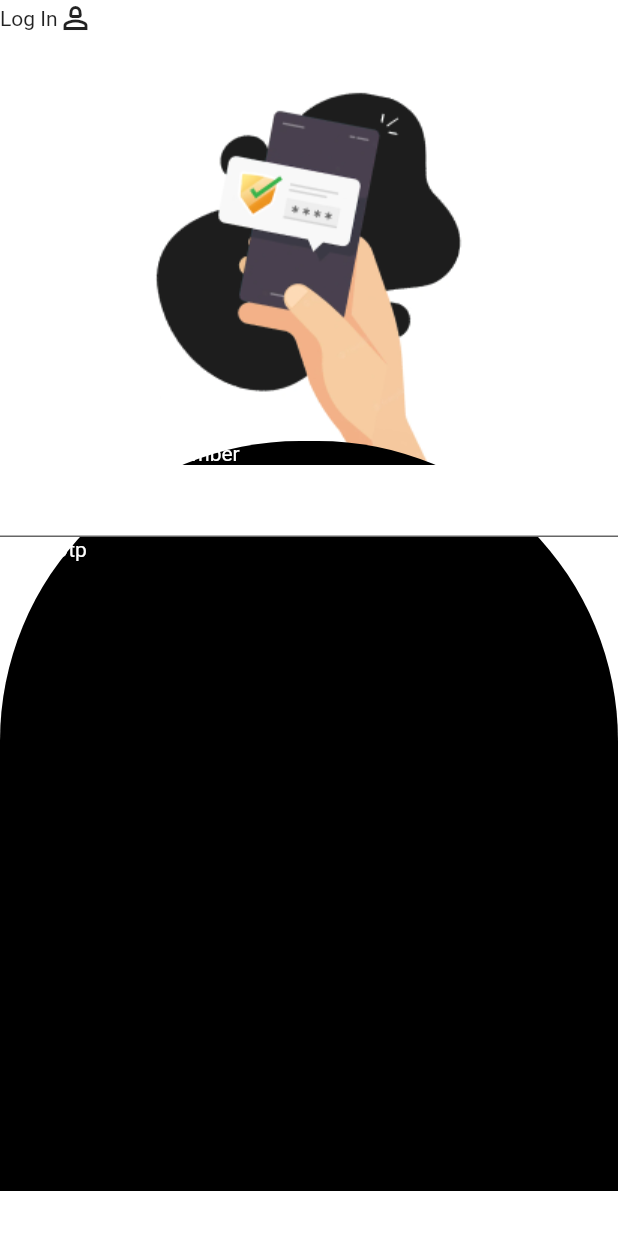
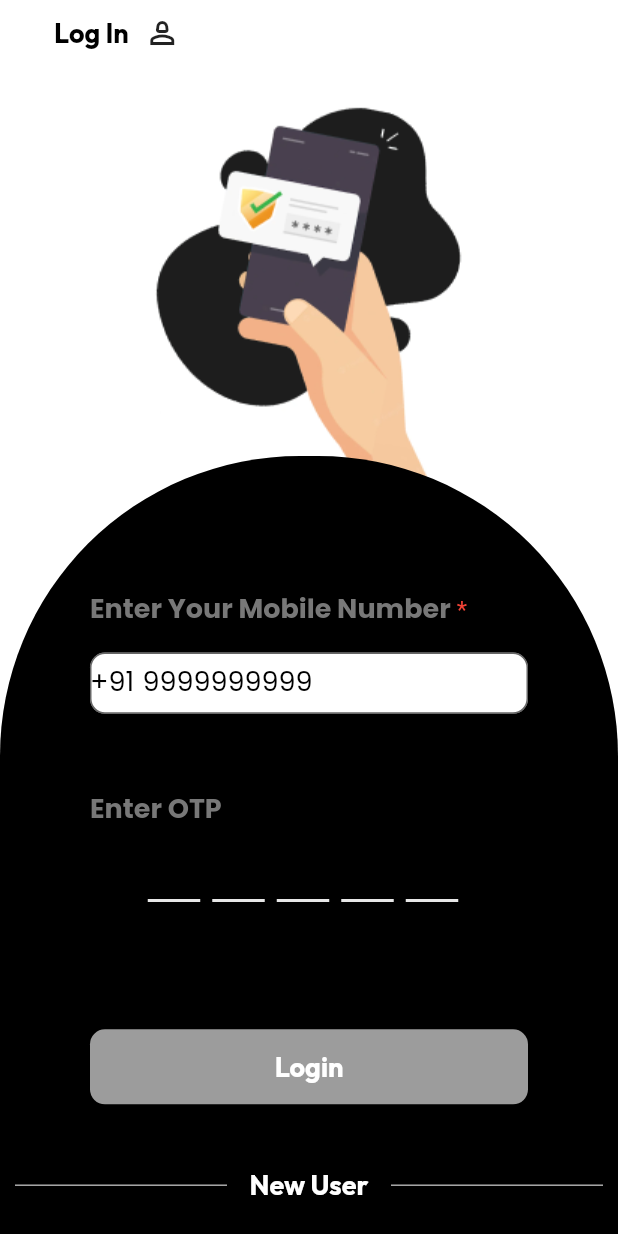
Before and after one commit to Shubhang001/Justifi_, a Flutter app: the LoginScreen screen opened directly, on a phone screen of 412 x 824 dp. Run offline on Flutter 3.47's test engine with Material 2 defaults, Android fonts, the phone set to English and light mode, and no system bars; drawn by our look-alikes of flutter_otp_text_field; our stand-ins replace google_fonts.

Commit message:
loginpage and textfield validation

```diff
--- a/lib/presentation/screens/login_screen.dart
+++ b/lib/presentation/screens/login_screen.dart
@@ -1,58 +1,122 @@
 import 'package:flutter/material.dart';
+import 'package:jusitfi_admin/presentation/screens/main_page.dart';
+import 'package:jusitfi_admin/presentation/screens/signup_screen.dart';
+import 'package:jusitfi_admin/presentation/widgets/mobilenumberfield.dart';
+import 'package:jusitfi_admin/presentation/widgets/text_with_line.dart';
+import 'package:jusitfi_admin/utils/constants/textstyles.dart';
+import 'package:flutter_otp_text_field/flutter_otp_text_field.dart';
+import '../../utils/constants/colors.dart';
+import '../widgets/big_button.dart';
 
-class LoginScreen extends StatelessWidget {
+class LoginScreen extends StatefulWidget {
   const LoginScreen({super.key});
 
   @override
+  State<LoginScreen> createState() => _LoginScreenState();
+}
+
+class _LoginScreenState extends State<LoginScreen> {
+  bool validate = false;
+  TextEditingController mobileNumber = TextEditingController();
+   bool checkValidation(){
+        setState(() {
+      mobileNumber.text.isEmpty || mobileNumber.text.length != 10 ? validate = true : validate = false;
+    });
+    return validate;
+   }
+
+
+  @override
   Widget build(BuildContext context) {
+
+
     return Scaffold(
+      backgroundColor: Colors.white,
       body: SafeArea(
+        child: SingleChildScrollView(
+          // physics: BouncingScrollPhysics(),
           child: Column(
             children: [
-            Row(
+              Padding(
+                padding: const EdgeInsets.only(top: 10.0, left: 36),
+                child: Row(
                   children: [
-                const Text('Log In'),
+                    Text(
+                      'Log In   ',
+                      style: kpageTitleBlack,
+                    ),
                     const Icon(Icons.person_2_outlined)
                   ],
                 ),
+              ),
               Container(
                 transform: Matrix4.translationValues(0.0, 15.0, 0.0),
-                child: Image.asset('assets/images/login.png')),
-            Expanded(
-                child: ListView(children: [
-              Stack(children: [
-                Container(
-                  height: 500,
-                  decoration: const BoxDecoration(
-                    borderRadius: BorderRadius.only(
-                        topRight: Radius.circular(200.0),
-                        topLeft: Radius.circular(200.0)),
-                    color: Colors.black,
+                child: Image.asset(
+                  'assets/images/login.png',
                 ),
               ),
-                Column(
-                  mainAxisAlignment: MainAxisAlignment.center,
+              Container(
+                height: 600,
+                width: double.infinity,
+                decoration: const BoxDecoration(
+                    color: Colors.black,
+                    borderRadius: BorderRadius.only(
+                        topLeft: Radius.circular(200),
+                        topRight: Radius.circular(200))),
+                child: Column(
+                  mainAxisAlignment: MainAxisAlignment.spaceBetween,
+                  children: [
+                    Padding(
+                      padding: const EdgeInsets.fromLTRB(60, 80, 60, 0),
+                      child: MobileInputTextField(
+                        validate: validate ,
+                          title: 'Enter Your Mobile Number',
+                          txtController: mobileNumber),
+                    ),
+                    Padding(
+                      padding: const EdgeInsets.fromLTRB(60, 0, 60, 0),
+                      child: Column(
                         crossAxisAlignment: CrossAxisAlignment.start,
-                  // ignore: prefer_const_literals_to_create_immutables
                         children: [
-                    const Text(
-                      'Enter your mobile number',
-                      style: TextStyle(color: Colors.white),
+                          Text(
+                            'Enter OTP',
+                            style: ktextFieldMainTitle,
                           ),
-                    const TextField(
-                      style: TextStyle(color: Colors.red),
-                      decoration: InputDecoration(
-                          fillColor: Colors.white, filled: true),
+                          OtpTextField(
+                            textStyle: kotp,
+                            fieldWidth: 35,
+                            decoration:
+                                const InputDecoration(fillColor: Colors.white),
+                            numberOfFields: 5,
+                            showFieldAsBox: false,
+                            onSubmit: (String verificationCode) {},
                           ),
-                    const Text(
-                      'Enter Otp',
-                      style: TextStyle(color: Colors.white),
-                    )
                         ],
                       ),
-              ]),
-            ]))
+                    ),
+                    const SizedBox(
+                      height: 20,
+                    ),
+                    Padding(
+                      padding: const EdgeInsets.fromLTRB(60, 20, 60, 20),
+                      child: CustomButton(
+                        function: checkValidation,
+                        removescreens: true,
+                        nextPage: const MainPage(),
+                        buttonColor: kmainButtonColor,
+                        text: 'Login',
+                      ),
+                    ),
+                    const TextWithLine(label: 'New User', height: 1),
+                    Padding(
+                      padding: const EdgeInsets.fromLTRB(60, 20, 60, 20),
+                      child: CustomButton(removescreens: false, nextPage: SignupScreen(), buttonColor: kbuttonColor, text: 'Sign Up',width: 150,height: 40,)
+                    ),
                   ],
+                ),
+              ),
+            ],
+          ),
         ),
       ),
     );
--- /dev/null
+++ b/lib/presentation/widgets/big_button.dart
@@ -0,0 +1,57 @@
+import 'package:flutter/material.dart';
+
+import '../../utils/constants/textstyles.dart';
+
+class CustomButton extends StatefulWidget {
+  const CustomButton(
+      {super.key,
+      required this.removescreens,
+      required this.nextPage,
+      required this.buttonColor,
+      required this.text,
+      this.function = dummy,
+      this.width,
+      this.height});
+  final bool removescreens;
+  final Widget nextPage;
+  final String text;
+  final Color buttonColor;
+  final double? width;
+  final double? height;
+  final Function function;
+
+  static void dummy() {}
+
+  @override
+  State<CustomButton> createState() => _CustomButtonState();
+}
+
+class _CustomButtonState extends State<CustomButton> {
+  @override
+  Widget build(BuildContext context) {
+    return InkWell(
+      onTap: () {
+        var status = widget.function();
+        if (status == false || status == null) {
+          widget.removescreens
+              ? Navigator.of(context).pushAndRemoveUntil(
+                  MaterialPageRoute(builder: (context) => widget.nextPage),
+                  (Route<dynamic> route) => false)
+              : Navigator.of(context).push(
+                  MaterialPageRoute(builder: (context) => widget.nextPage));
+        }
+      },
+      child: Container(
+        height: widget.height ?? 50,
+        width: widget.width ?? double.infinity,
+        decoration: BoxDecoration(
+            color: widget.buttonColor, borderRadius: BorderRadius.circular(10)),
+        child: Center(
+            child: Text(
+          widget.text,
+          style: kpageTitle,
+        )),
+      ),
+    );
+  }
+}
--- a/lib/presentation/widgets/drop_down.dart
+++ b/lib/presentation/widgets/drop_down.dart
@@ -6,7 +6,7 @@ class AppDropdownInput<T> extends StatelessWidget {
   final String Function(T) getLabel;
   final void Function(T?) onChanged;
 
-  AppDropdownInput({
+  const AppDropdownInput({super.key,
     this.options = const [],
     required this.getLabel,
     required this.value,
@@ -22,7 +22,7 @@ class AppDropdownInput<T> extends StatelessWidget {
             filled: true,
             fillColor: Colors.white,
             contentPadding:
-                EdgeInsets.symmetric(horizontal: 20.0, vertical: 15.0),
+                const EdgeInsets.symmetric(horizontal: 20.0, vertical: 15.0),
             border:
                 OutlineInputBorder(borderRadius: BorderRadius.circular(10.0)),
           ),
--- a/lib/presentation/widgets/mobilenumberfield.dart
+++ b/lib/presentation/widgets/mobilenumberfield.dart
@@ -1,21 +1,23 @@
 import 'package:flutter/material.dart';
-import 'package:jusitfi_admin/presentation/widgets/importanttext.dart';
 
 import '../../utils/constants/textstyles.dart';
 
 class MobileInputTextField extends StatelessWidget {
   const MobileInputTextField(
-      {super.key, required this.title, required this.txtController});
+      {super.key,
+      required this.title,
+      required this.txtController,
+      required this.validate});
 
   final String title;
   final TextEditingController txtController;
+  final bool validate;
 
   @override
   Widget build(BuildContext context) {
     return Padding(
       padding: const EdgeInsets.symmetric(vertical: 8),
       child: SizedBox(
-        // height: 70,
         child: Column(
           crossAxisAlignment: CrossAxisAlignment.start,
           children: [
@@ -36,12 +38,16 @@ class MobileInputTextField extends StatelessWidget {
             SizedBox(
               height: 60,
               child: TextField(
+                maxLength: 10,
                 keyboardType: TextInputType.phone,
                 controller: txtController,
                 style: kTextFieldValue,
                 decoration: InputDecoration(
+                    errorText: validate && txtController.text.length < 10
+                        ? 'Enter a Valid Mobile Number'
+                        : null,
                     isDense: true,
-                    contentPadding: EdgeInsets.all(10),
+                    contentPadding: const EdgeInsets.all(10),
                     prefixIcon: Padding(
                       padding: const EdgeInsets.only(top: 2.5),
                       child: Text(
@@ -49,7 +55,7 @@ class MobileInputTextField extends StatelessWidget {
                         style: kTextFieldValue,
                       ),
                     ),
-                    prefixIconConstraints: BoxConstraints.tight(Size(35, 35)),
+                    prefixIconConstraints: BoxConstraints.tight(const Size(35, 35)),
                     hintText: '9999999999',
                     hintStyle: kTextFieldValue,
                     border: OutlineInputBorder(
--- /dev/null
+++ b/lib/presentation/widgets/text_with_line.dart
@@ -0,0 +1,39 @@
+import 'package:flutter/material.dart';
+import 'package:jusitfi_admin/utils/constants/textstyles.dart';
+
+class TextWithLine extends StatelessWidget {
+  const TextWithLine({
+    super.key,
+    required this.label,
+    required this.height,
+  });
+
+  final String label;
+  final double height;
+
+  @override
+  Widget build(BuildContext context) {
+    return Row(children: <Widget>[
+      Expanded(
+        child: Container(
+            margin: const EdgeInsets.only(left: 10.0, right: 15.0),
+            child: Divider(
+              color: Colors.white,
+              height: height,
+            )),
+      ),
+      Text(
+        label,
+        style: kpageTitle,
+      ),
+      Expanded(
+        child: Container(
+            margin: const EdgeInsets.only(left: 15.0, right: 10.0),
+            child: Divider(
+              color: Colors.white,
+              height: height,
+            )),
+      ),
+    ]);
+  }
+}
--- a/lib/utils/constants/colors.dart
+++ b/lib/utils/constants/colors.dart
@@ -16,3 +16,5 @@ Color kprimaryTextColor = HexColor('#787878');
 Color kbuttonColor = HexColor('#434343');
 Color kobdescriptionColor = HexColor('#323232');
 Color kobbuttonColor = HexColor('#3E3E3E');
+Color kmainButtonColor = HexColor('#9C9C9C');
+Color kinactive = HexColor('#3E3E3E75');
--- a/lib/utils/constants/textstyles.dart
+++ b/lib/utils/constants/textstyles.dart
@@ -1,6 +1,7 @@
 import 'package:flutter/material.dart';
 import 'package:jusitfi_admin/utils/constants/colors.dart';
 import 'package:google_fonts/google_fonts.dart';
+
 
 TextStyle ktextFieldTitle = GoogleFonts.poppins(
   color: kprimaryTextColor,
@@ -19,12 +20,19 @@ TextStyle ktextFieldMainTitle = GoogleFonts.poppins(
 TextStyle kobButton = GoogleFonts.poppins(
   color: kobbuttonColor,
   fontStyle: FontStyle.normal,
-  fontSize: 14,
+  fontSize:14,
   fontWeight: FontWeight.w600,
 );
 
 TextStyle kpageTitle = GoogleFonts.outfit(
   color: Colors.white,
+  fontStyle: FontStyle.normal,
+  fontSize: 18,
+  fontWeight: FontWeight.w700,
+);
+
+TextStyle kpageTitleBlack = GoogleFonts.outfit(
+  color: Colors.black,
   fontStyle: FontStyle.normal,
   fontSize: 18,
   fontWeight: FontWeight.w700,
@@ -62,3 +70,9 @@ TextStyle kTextFieldValue = GoogleFonts.poppins(
   fontWeight: FontWeight.w400,
   fontSize: 18,
 );
+
+TextStyle kotp = GoogleFonts.poppins(
+  color: Colors.white,
+  fontWeight: FontWeight.w400,
+  fontSize: 18,
+);
--- a/pubspec.yaml
+++ b/pubspec.yaml
@@ -37,6 +37,8 @@ dependencies:
   # Use with the CupertinoIcons class for iOS style icons.
   cupertino_icons: ^1.0.2
   google_fonts: ^4.0.3
+  device_preview: ^1.1.0
+  flutter_otp_text_field: ^1.1.1
 
 dev_dependencies:
   flutter_test:
```
Also changed, not shown: lib/main.dart (+16 -6 lines), lib/presentation/screens/main_page.dart (added, +17 -0 lines), lib/presentation/screens/onboardingscreen.dart (+20 -4 lines), lib/presentation/screens/signup_screen.dart (+38 -24 lines), lib/presentation/widgets/inputtextfield.dart (+13 -3 lines), lib/presentation/widgets/nav_indicator.dart (added, +43 -0 lines), lib/utils/constants/screen_size.dart (added, +21 -0 lines), lib/data/repositories/services/services.dart (added), pubspec.lock, 1 other file. Lines whose indentation alone changed are shown as unchanged.
